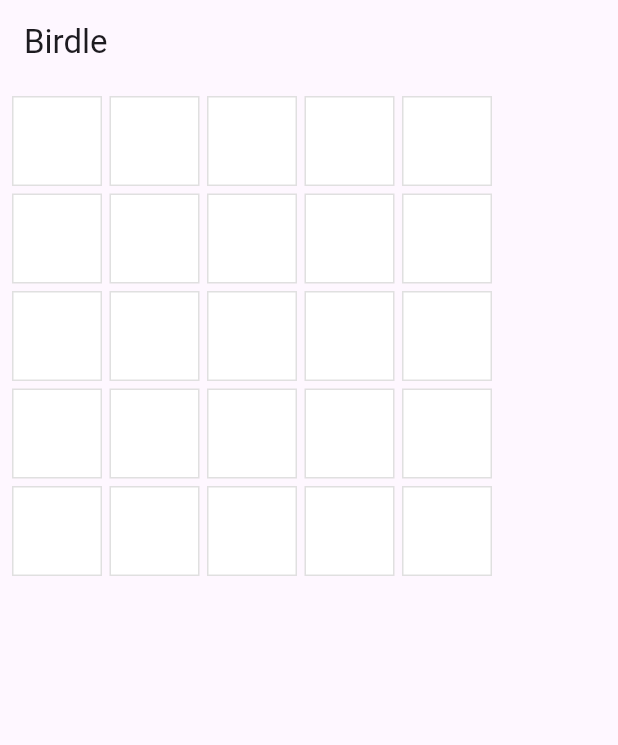
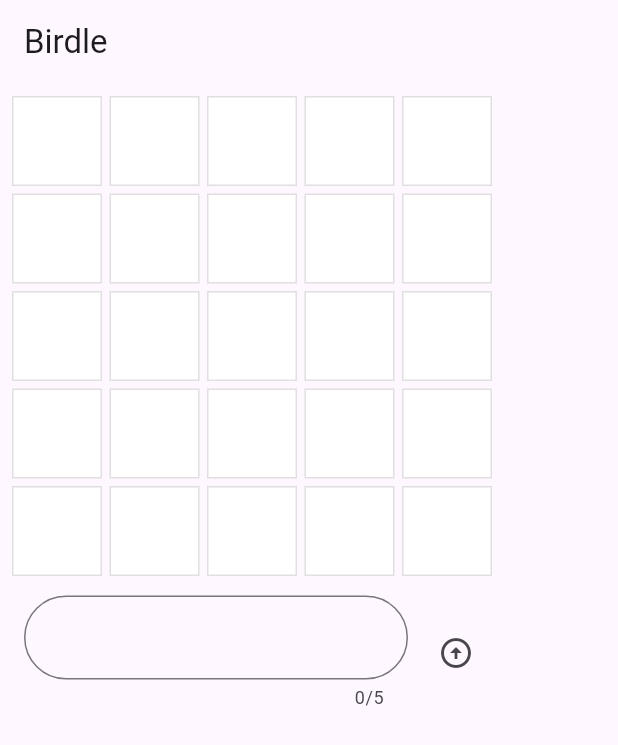
Before and after one commit to Elkhen/flutterTraining, a Flutter app: the screen it shows after launch, on a phone screen of 412 x 824 dp. Shown: the top 745 px of the screen. Run offline on Flutter 3.47's test engine with Material 3 defaults, Android fonts, the phone set to English and light mode, and no system bars.

Commit message:
flutter training part 3

```diff
--- a/lib/main.dart
+++ b/lib/main.dart
@@ -63,6 +63,7 @@ class GamePage extends StatelessWidget {
       padding: const EdgeInsets.all(8.0),
       child: Column(
         spacing: 5.0,
+        crossAxisAlignment: CrossAxisAlignment.start,
         children: [
           for (var guess in _game.guesses)
             Row(
@@ -71,9 +72,64 @@ class GamePage extends StatelessWidget {
                 for (var letter in guess)
                   Tile(letter.char, letter.type)
               ],
+            ),
+            SizedBox(
+              width: 320,
+              child: GuessInput(
+                onSubmitGuess: (String guess) {
+                  print(guess);
+                },
+              ),
             )
         ],
       ),
     );
   }
 }
+
+class GuessInput extends StatelessWidget {
+  GuessInput({super.key, required this.onSubmitGuess});
+
+  final void Function(String) onSubmitGuess;
+
+  final TextEditingController _textEditingController = TextEditingController();
+
+  final FocusNode _focusNode = FocusNode();
+
+  void _onSubmit() {
+    onSubmitGuess(_textEditingController.text);
+    _textEditingController.clear();
+    _focusNode.requestFocus();
+  }
+
+  @override
+  Widget build(BuildContext context) {
+    return Row(
+      children: [
+        Expanded(
+          child: Padding(
+            padding: const EdgeInsets.all(8.0),
+            child: TextField(
+              maxLength: 5,
+              decoration: InputDecoration(
+                border: OutlineInputBorder(
+                  borderRadius: BorderRadius.all(Radius.circular(35)),
+                ),
+              ),
+              controller: _textEditingController,
+              autocorrect: true,
+              onSubmitted: (_) {
+                _onSubmit();
+              },
+            ),
+          ),
+        ),
+        IconButton(
+          padding: EdgeInsets.zero,
+          icon: Icon(Icons.arrow_circle_up),
+          onPressed: _onSubmit,
+        ),
+      ],
+    );
+  }
+}
```
